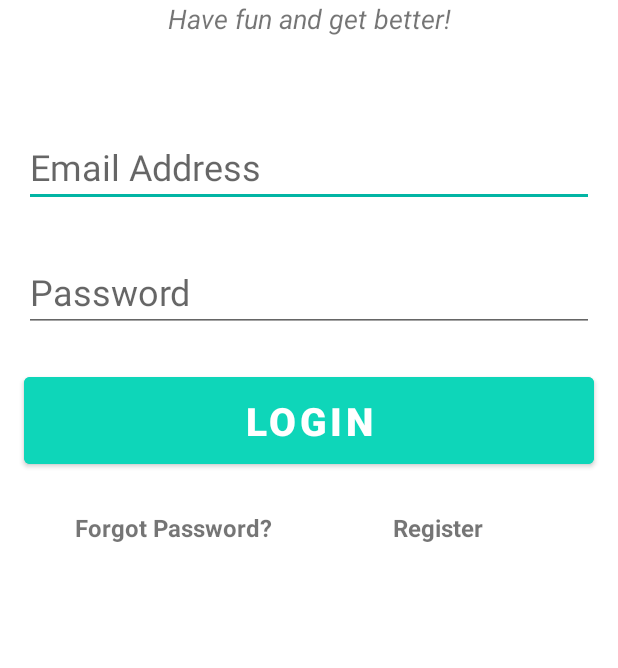
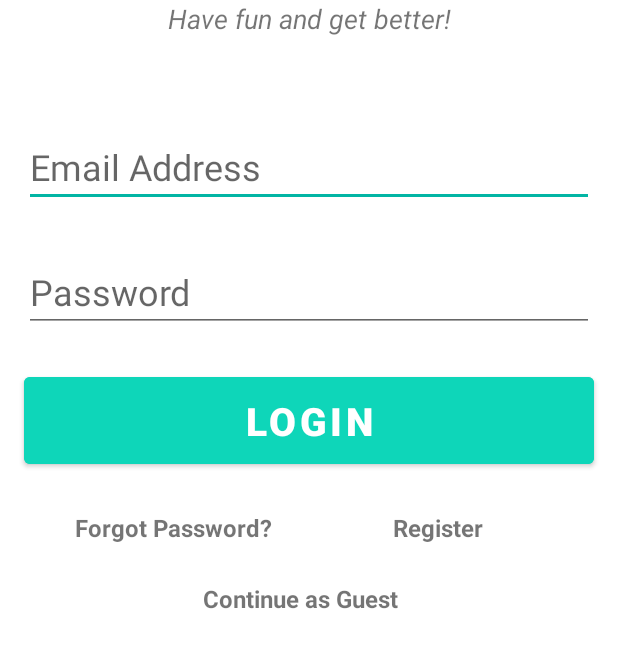
Before and after one commit to SpaghettiSurgeons/KidMD, an Android app: the screen it shows after launch (MainActivity), on a phone screen of 412 x 824 dp, the part 280-948 px from its top. Run offline under Robolectric (Android 15) with nearby library versions, the phone set to English and light mode, and no system bars; our stand-ins replace Firebase (no records; nobody signed in at launch, a user with empty details on screens opened directly); Roboto replaces fonts that are not available here.

Commit message:
Added Guest login and Tools List

```diff
--- a/app/src/main/AndroidManifest.xml
+++ b/app/src/main/AndroidManifest.xml
@@ -14,6 +14,9 @@
             android:exported="false" />
         <activity
             android:name=".ProceduresList"
+            android:exported="false" />
+        <activity
+            android:name=".ToolsList"
             android:exported="false" />
         <activity
             android:name=".ProfileActivity"
--- a/app/src/main/java/com/example/kidmd/MainActivity.java
+++ b/app/src/main/java/com/example/kidmd/MainActivity.java
@@ -30,7 +30,7 @@ import java.util.Locale;
 
 public class MainActivity extends AppCompatActivity implements View.OnClickListener {
 
-    private TextView register;
+    private TextView register, guest;
     private EditText editTextEmail, editTextPassword;
     private Button signIn;
 
@@ -73,6 +73,9 @@ public class MainActivity extends AppCompatActivity implements View.OnClickListe
         register = (TextView) findViewById(R.id.register);
         register.setOnClickListener(this);
 
+        guest = (TextView) findViewById(R.id.guest);
+        guest.setOnClickListener(this);
+
         signIn = (Button) findViewById(R.id.signIn);
         signIn.setOnClickListener(this);
 
@@ -92,6 +95,9 @@ public class MainActivity extends AppCompatActivity implements View.OnClickListe
                 break;
             case R.id.signIn:
                 userLogin();
+                break;
+            case R.id.guest:
+                startActivity(new Intent(this, MainMenu.class));
                 break;
         }
     }
--- a/app/src/main/res/layout/activity_main.xml
+++ b/app/src/main/res/layout/activity_main.xml
@@ -102,6 +102,19 @@
         android:layout_marginStart="80dp"
         />
 
+    <TextView
+        android:id="@+id/guest"
+        android:layout_width="wrap_content"
+        android:layout_height="wrap_content"
+        android:text="Continue as Guest"
+        android:textSize="16sp"
+        android:textStyle="bold"
+        app:layout_constraintLeft_toLeftOf="parent"
+        app:layout_constraintTop_toBottomOf="@+id/forgotPassword"
+        android:layout_marginTop="25dp"
+        android:layout_marginLeft="135dp"
+        />
+
     <ProgressBar
         android:id="@+id/progressBar"
         style="?android:attr/progressBarStyleLarge"
```
Also changed, not shown: app/src/main/java/com/example/kidmd/MainMenu.java (+6 -1 lines), app/src/main/java/com/example/kidmd/ToolsList.java (added, +90 -0 lines), app/src/main/res/layout/activity_tools_list.xml (added, +51 -0 lines).
